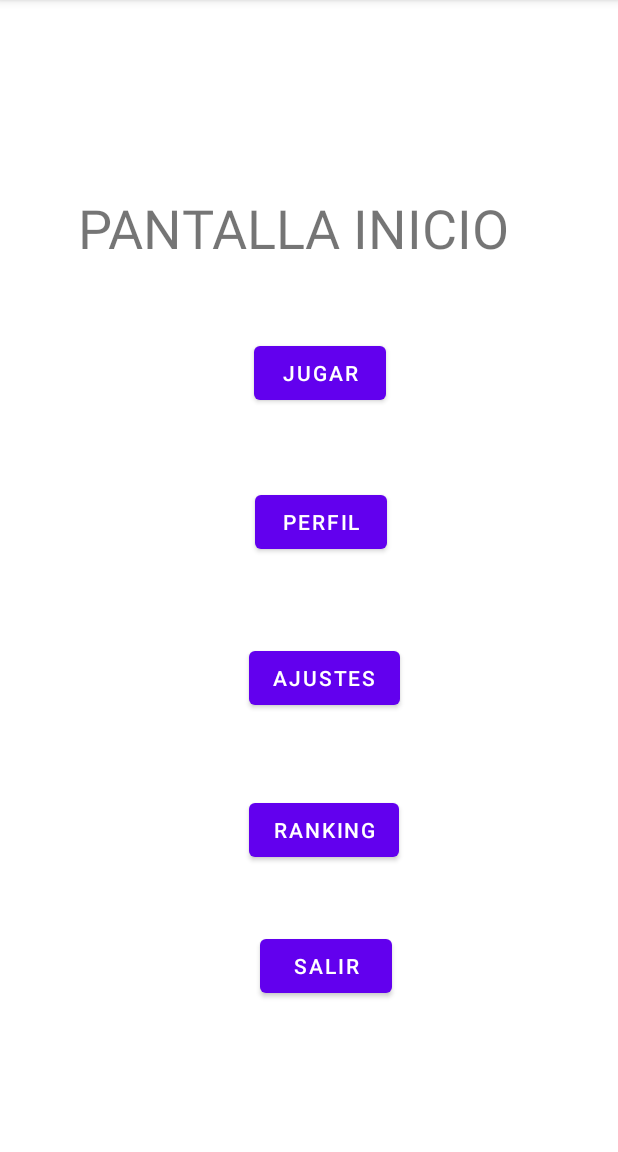
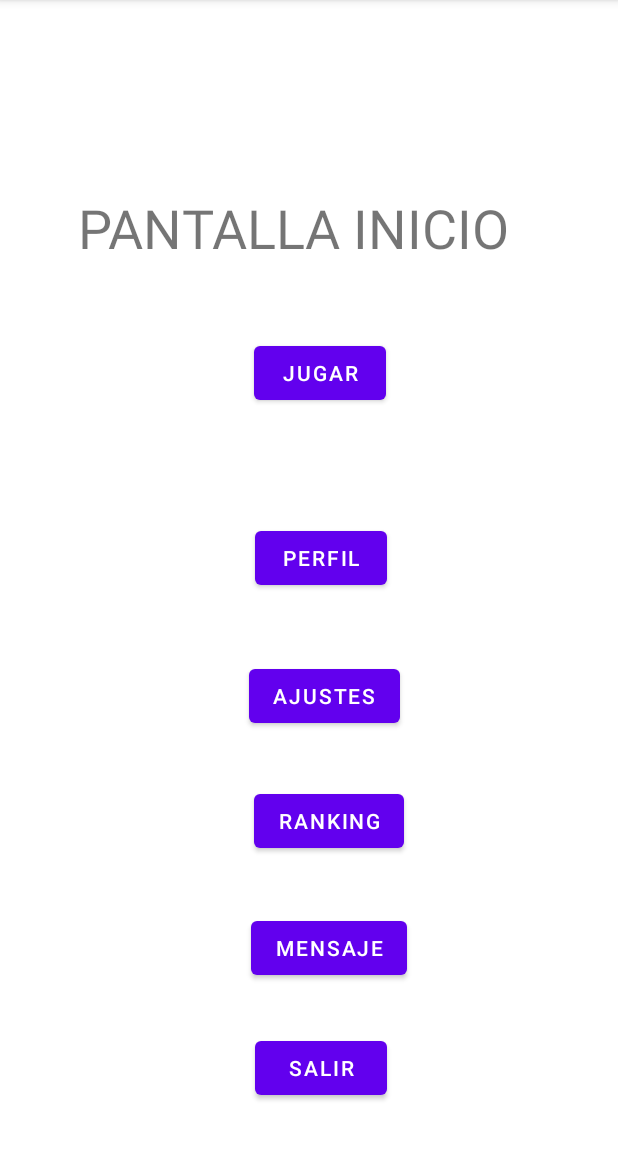
Before and after one commit to C0nf1cker/Software-Processes, an Android app: the screen it shows after launch (MainActivity), on a phone screen of 412 x 824 dp, the part 84-1236 px from its top. Run offline under Robolectric (Android 15) with nearby library versions, the light colour scheme and no system bars.

Commit message:
activity mensaje
proptotipo, falta cambiar el link del boton jugar para que en lugar de ir desde el boton mensaje sea desde el boton jugar

```diff
--- a/MyApplication/app/src/main/AndroidManifest.xml
+++ b/MyApplication/app/src/main/AndroidManifest.xml
@@ -9,7 +9,8 @@
         android:roundIcon="@mipmap/ic_launcher_round"
         android:supportsRtl="true"
         android:theme="@style/Theme.MyApplication">
-        <activity android:name=".Ranking"></activity>
+        <activity android:name=".Message"></activity>
+        <activity android:name=".Ranking" />
         <activity android:name=".Settings" />
         <activity android:name=".Profile" />
         <activity android:name=".Juego" />
--- a/MyApplication/app/src/main/java/com/example/myapplication/MainActivity.java
+++ b/MyApplication/app/src/main/java/com/example/myapplication/MainActivity.java
@@ -33,5 +33,10 @@ public class MainActivity extends AppCompatActivity {
         finish();
         System.exit(0);
     }
+    public void Message(View view){
+        Intent message = new Intent(this, Message.class);
+        startActivity(message);
+
+    }
 
 }
--- a/MyApplication/app/src/main/res/layout/activity_main.xml
+++ b/MyApplication/app/src/main/res/layout/activity_main.xml
@@ -50,18 +50,15 @@
         android:layout_height="wrap_content"
         android:layout_marginStart="170dp"
         android:layout_marginLeft="170dp"
-        android:layout_marginTop="99dp"
         android:layout_marginEnd="148dp"
         android:layout_marginRight="148dp"
-        android:layout_marginBottom="329dp"
+        android:layout_marginBottom="372dp"
         android:onClick="Profile"
         android:text="@string/button_profile"
         app:layout_constraintBottom_toBottomOf="parent"
         app:layout_constraintEnd_toEndOf="parent"
         app:layout_constraintHorizontal_bias="0.0"
-        app:layout_constraintStart_toStartOf="parent"
-        app:layout_constraintTop_toTopOf="@+id/button"
-        app:layout_constraintVertical_bias="0.0" />
+        app:layout_constraintStart_toStartOf="parent" />
 
     <Button
         android:id="@+id/button5"
@@ -69,18 +66,15 @@
         android:layout_height="wrap_content"
         android:layout_marginStart="173dp"
         android:layout_marginLeft="173dp"
-        android:layout_marginTop="104dp"
         android:layout_marginEnd="145dp"
         android:layout_marginRight="145dp"
-        android:layout_marginBottom="225dp"
+        android:layout_marginBottom="280dp"
         android:onClick="Settings"
         android:text="@string/button_settings"
         app:layout_constraintBottom_toBottomOf="parent"
         app:layout_constraintEnd_toEndOf="parent"
         app:layout_constraintHorizontal_bias="1.0"
-        app:layout_constraintStart_toStartOf="parent"
-        app:layout_constraintTop_toTopOf="@+id/button3"
-        app:layout_constraintVertical_bias="0.0" />
+        app:layout_constraintStart_toStartOf="parent" />
 
     <Button
         android:id="@+id/button7"
@@ -96,8 +90,10 @@
         android:text="@string/button_ranking"
         app:layout_constraintBottom_toBottomOf="parent"
         app:layout_constraintEnd_toEndOf="parent"
+        app:layout_constraintHorizontal_bias="0.0"
         app:layout_constraintStart_toStartOf="parent"
-        app:layout_constraintTop_toTopOf="@+id/button5" />
+        app:layout_constraintTop_toTopOf="@+id/button5"
+        app:layout_constraintVertical_bias="0.0" />
 
     <Button
         android:id="@+id/button8"
@@ -105,15 +101,30 @@
         android:layout_height="wrap_content"
         android:layout_marginStart="170dp"
         android:layout_marginLeft="170dp"
-        android:layout_marginTop="82dp"
         android:layout_marginEnd="148dp"
         android:layout_marginRight="148dp"
-        android:layout_marginBottom="91dp"
+        android:layout_marginBottom="32dp"
         android:onClick="Exit"
         android:text="@string/button_exit"
         app:layout_constraintBottom_toBottomOf="parent"
         app:layout_constraintEnd_toEndOf="parent"
-        app:layout_constraintStart_toStartOf="parent"
-        app:layout_constraintTop_toTopOf="@+id/button7" />
+        app:layout_constraintHorizontal_bias="0.0"
+        app:layout_constraintStart_toStartOf="parent" />
+
+    <Button
+        android:id="@+id/button10"
+        android:layout_width="wrap_content"
+        android:layout_height="wrap_content"
+        android:layout_marginStart="170dp"
+        android:layout_marginLeft="170dp"
+        android:layout_marginEnd="148dp"
+        android:layout_marginRight="148dp"
+        android:layout_marginBottom="32dp"
+        android:onClick="Message"
+        android:text="@string/button_message"
+        app:layout_constraintBottom_toTopOf="@+id/button8"
+        app:layout_constraintEnd_toEndOf="parent"
+        app:layout_constraintHorizontal_bias="0.272"
+        app:layout_constraintStart_toStartOf="parent" />
 
 </androidx.constraintlayout.widget.ConstraintLayout>
--- a/MyApplication/app/src/main/res/values/strings.xml
+++ b/MyApplication/app/src/main/res/values/strings.xml
@@ -11,4 +11,6 @@
     <string name="button_ranking">ranking</string>
     <string name="button_exit">Salir</string>
     <string name="ranking_screen">PANTALLA RANKING</string>
+    <string name="button_message">Mensaje</string>
+    <string name="message_screen">PANTALLA MENSAJE</string>
 </resources>
```
Also changed, not shown: MyApplication/app/src/main/java/com/example/myapplication/Message.java (added, +32 -0 lines), MyApplication/app/src/main/res/layout/activity_message.xml (added, +42 -0 lines).
